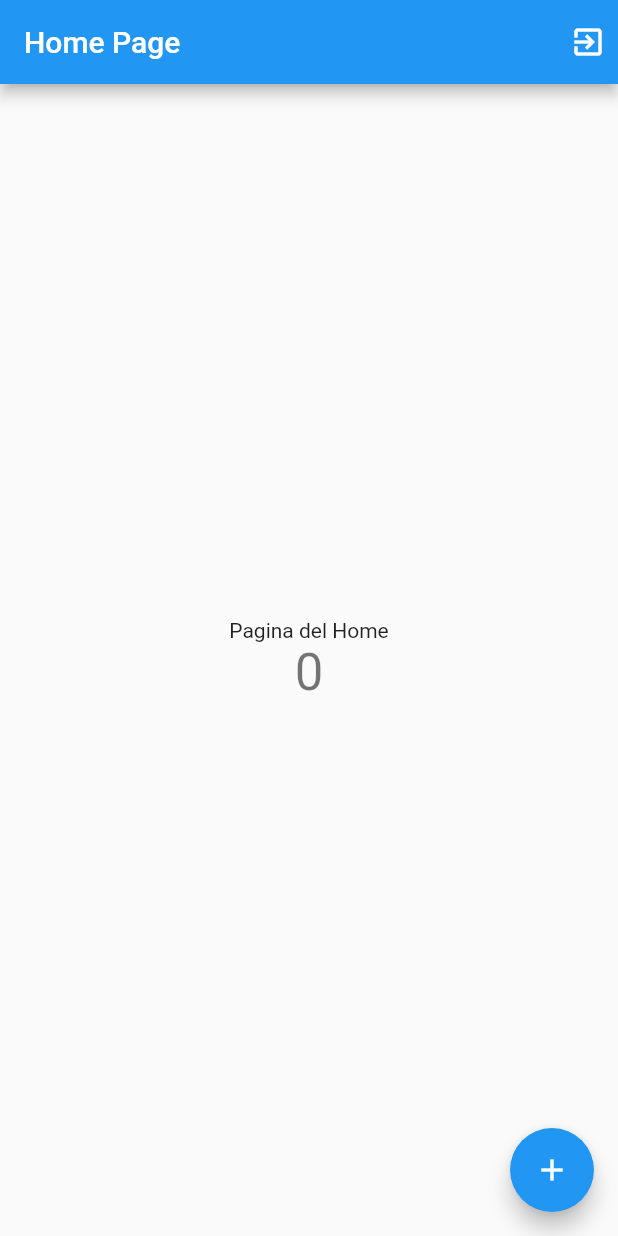
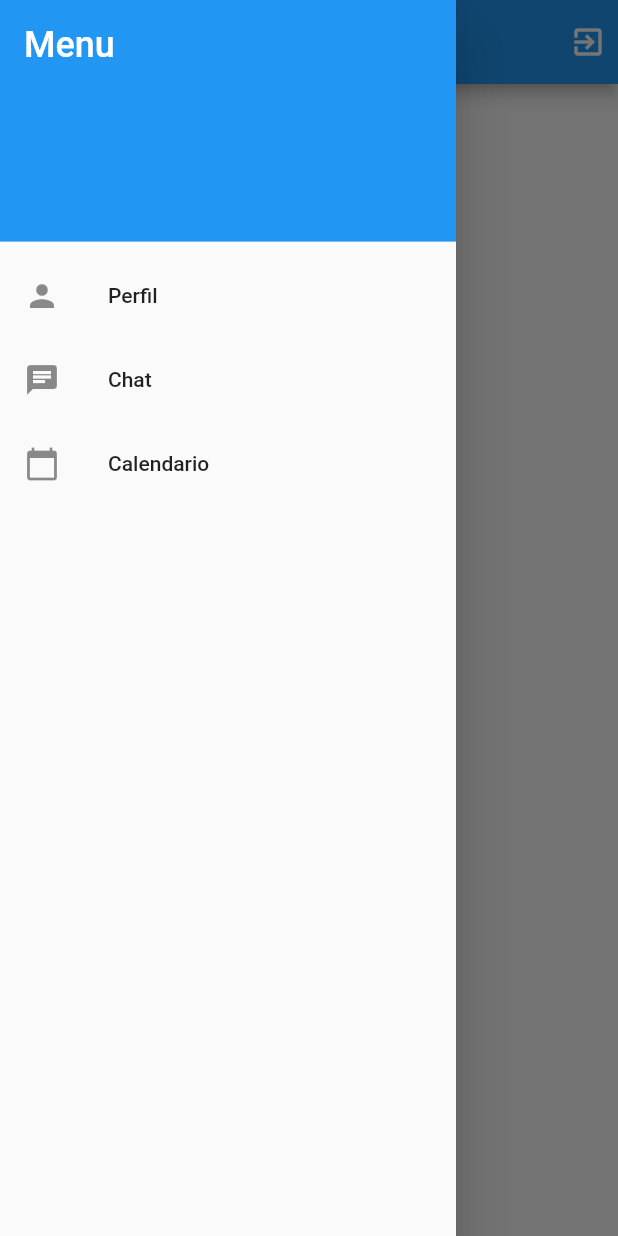
Before and after one commit to iancarcha/portalempleado, a Flutter app: the MyHomePage screen opened directly, with the side drawer open (before the commit the screen has no drawer), on a phone screen of 412 x 824 dp. Run offline on Flutter 3.47's test engine with Material 2 defaults, Android fonts, the phone set to English and light mode, and no system bars; our stand-ins replace cloud_firestore, firebase_auth, firebase_core, table_calendar; accounts and stored records are empty.

Commit message:
comienzo fase 2

```diff
--- a/lib/MyHomePage.dart
+++ b/lib/MyHomePage.dart
@@ -12,23 +12,17 @@ class MyHomePage extends StatefulWidget {
 }
 
 class _MyHomePageState extends State<MyHomePage> {
-  int _counter = 0;
 
-  void _incrementCounter() {
-    setState(() {
-
-      _counter++;
-    });
-  }
+  String dropdownValue = 'Perfil';
 
   @override
   Widget build(BuildContext context) {
 
     return Scaffold(
       appBar: AppBar(
-
         title: Text("Home Page"),
-        actions: [InkWell(
+        actions: [
+          InkWell(
             onTap: (){
               FirebaseAuth.instance.signOut();
               Navigator.pushAndRemoveUntil(context, MaterialPageRoute(builder: (context) =>LoginPage()), (route) => false);
@@ -37,29 +31,71 @@ class _MyHomePageState extends State<MyHomePage> {
               padding: const EdgeInsets.all(8.0),
               child: Icon(Icons.exit_to_app),
             ),
-        )],
+          ),
+        ],
       ),
       body: Center(
-
         child: Column(
-
           mainAxisAlignment: MainAxisAlignment.center,
           children: <Widget>[
             const Text(
               'Pagina del Home',
             ),
-            Text(
-              '$_counter',
-              style: Theme.of(context).textTheme.headlineMedium,
+          ],
+        ),
+      ),
+      drawer: Drawer(
+        child: ListView(
+          padding: EdgeInsets.zero,
+          children: <Widget>[
+            DrawerHeader(
+              decoration: BoxDecoration(
+                color: Colors.blue,
+              ),
+              child: Text(
+                'Menu',
+                style: TextStyle(
+                  color: Colors.white,
+                  fontSize: 24,
+                ),
+              ),
+            ),
+            ListTile(
+              leading: Icon(Icons.person),
+              title: Text('Perfil'),
+              onTap: () {
+                setState(() {
+                  dropdownValue = 'Perfil';
+                  // Aquí va el código para cambiar a la página de perfil
+                });
+                Navigator.pop(context);
+              },
+            ),
+            ListTile(
+              leading: Icon(Icons.chat),
+              title: Text('Chat'),
+              onTap: () {
+                setState(() {
+                  dropdownValue = 'Chat';
+                  // Aquí va el código para cambiar a la página de chat
+                });
+                Navigator.pop(context);
+              },
+            ),
+            ListTile(
+              leading: Icon(Icons.calendar_today),
+              title: Text('Calendario'),
+              onTap: () {
+                setState(() {
+                  dropdownValue = 'Calendario';
+                  // Aquí va el código para cambiar a la página de calendario
+                });
+                Navigator.pop(context);
+              },
             ),
           ],
         ),
       ),
-      floatingActionButton: FloatingActionButton(
-        onPressed: _incrementCounter,
-        tooltip: 'Increment',
-        child: const Icon(Icons.add),
-      ), // This trailing comma makes auto-formatting nicer for build methods.
     );
   }
 }
--- a/pubspec.yaml
+++ b/pubspec.yaml
@@ -30,7 +30,7 @@ environment:
 dependencies:
   flutter:
     sdk: flutter
-
+  table_calendar: ^3.0.9
 
   # The following adds the Cupertino Icons font to your application.
   # Use with the CupertinoIcons class for iOS style icons.
```
Also changed, not shown: lib/CalendarPage.dart (added, +120 -0 lines), lib/ChatScreen.dart (added, +105 -0 lines), lib/InfoCalendario.dart (added, +18 -0 lines), pubspec.lock. Lines whose indentation alone changed are shown as unchanged.
